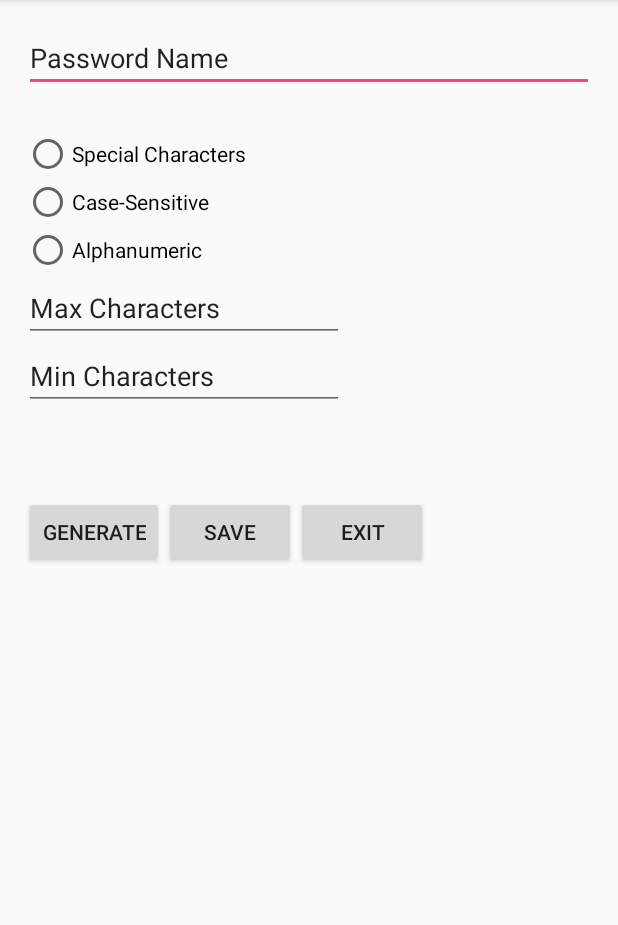
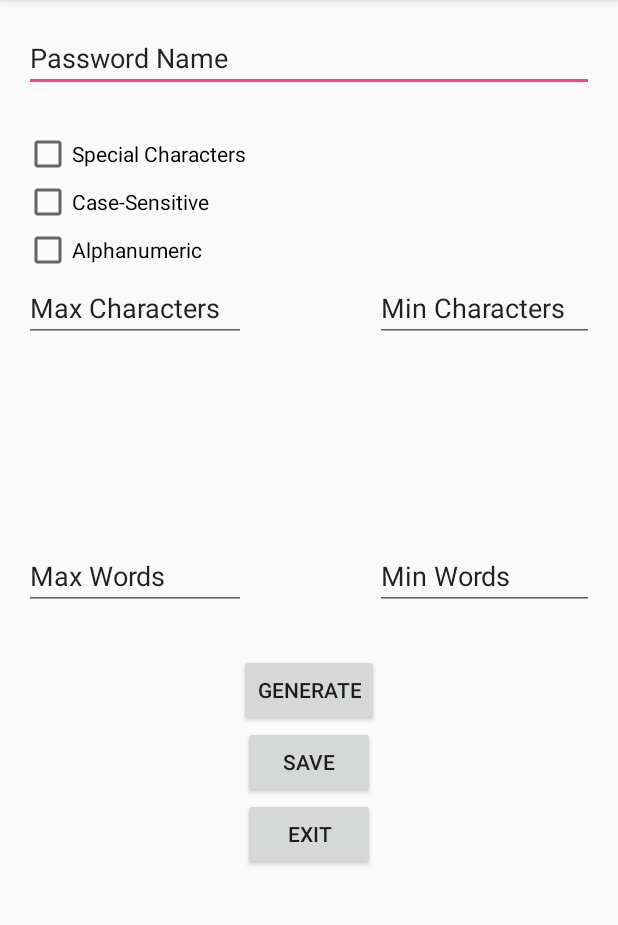
Before and after one commit to pyrophos/CS4398, an Android app: the addPassword screen opened directly, with no data from a screen before it, on a phone screen of 412 x 824 dp, the part 84-1009 px from its top. Run offline under Robolectric (Android 15) with nearby library versions, the phone set to English and light mode, and no system bars.

Commit message:
Added min/max words to UI and changed radio buttons to checkboxes for functionality.

```diff
--- a/PassphraseGenerator/app/src/main/java/com/example/wwjdt/passphrasegenerator/addPassword.java
+++ b/PassphraseGenerator/app/src/main/java/com/example/wwjdt/passphrasegenerator/addPassword.java
@@ -4,24 +4,27 @@ import android.support.v7.app.AppCompatActivity;
 import android.os.Bundle;
 import android.view.View;
 import android.widget.Button;
+import android.widget.CheckBox;
 import android.widget.EditText;
 import android.widget.RadioButton;
 import android.widget.TextView;
 
 public class addPassword extends AppCompatActivity implements View.OnClickListener{
-    private RadioButton caseSensitive, alphanumeric, specialCharacters;
+    private CheckBox caseSensitive, alphanumeric, specialCharacters;
     private Button saveBtn, exitBtn, generateBtn;
-    private EditText passwordName, minChar, maxChar;
+    private EditText passwordName, minChar, maxChar, minWords, maxWords;
     private TextView passwordDisplay;
+
+
 
     @Override
     protected void onCreate(Bundle savedInstanceState) {
         super.onCreate(savedInstanceState);
         setContentView(R.layout.activity_add_password);
-        //Radio Buttons
-        caseSensitive = (RadioButton) findViewById(R.id.caseSensitive);
-        alphanumeric = (RadioButton) findViewById(R.id.alphanumeric);
-        specialCharacters = (RadioButton) findViewById(R.id.specialCharacters);
+        //CheckBoxes
+        caseSensitive = (CheckBox) findViewById(R.id.caseSensitive);
+        alphanumeric = (CheckBox) findViewById(R.id.alphanumeric);
+        specialCharacters = (CheckBox) findViewById(R.id.specialCharacters);
         //Buttons
         saveBtn = (Button) findViewById(R.id.saveBtn);
         exitBtn = (Button) findViewById(R.id.exitBtn);
@@ -30,7 +33,19 @@ public class addPassword extends AppCompatActivity implements View.OnClickListen
         passwordName = (EditText) findViewById(R.id.passwordName);
         minChar = (EditText) findViewById(R.id.minChar);
         maxChar = (EditText) findViewById(R.id.maxChar);
+        minWords = (EditText) findViewById(R.id.minWords);
+        maxWords = (EditText) findViewById(R.id.maxWords);
         //Text Display
         passwordDisplay = (TextView) findViewById(R.id.passwordDisplay);
+
+
+    }
+
+    public void onClick(View v) {
+        switch (v.getId()){
+            case R.id.generateBtn: break;
+            case R.id.saveBtn: break;
+            case R.id.exitBtn: break;
+        }
     }
 }
--- a/PassphraseGenerator/app/src/main/res/layout/activity_add_password.xml
+++ b/PassphraseGenerator/app/src/main/res/layout/activity_add_password.xml
@@ -9,7 +9,7 @@
     android:paddingTop="@dimen/activity_vertical_margin"
     tools:context="com.example.wwjdt.passphrasegenerator.addPassword">
 
-    <RadioButton
+    <CheckBox
         android:layout_width="wrap_content"
         android:layout_height="wrap_content"
         android:text="Case-Sensitive"
@@ -19,7 +19,7 @@
         android:layout_alignParentLeft="true"
         android:layout_alignParentStart="true" />
 
-    <RadioButton
+    <CheckBox
         android:layout_width="wrap_content"
         android:layout_height="wrap_content"
         android:text="Alphanumeric"
@@ -28,7 +28,7 @@
         android:layout_alignParentLeft="true"
         android:layout_alignParentStart="true" />
 
-    <RadioButton
+    <CheckBox
         android:layout_width="wrap_content"
         android:layout_height="wrap_content"
         android:text="Special Characters"
@@ -60,7 +60,9 @@
         android:layout_below="@+id/alphanumeric"
         android:layout_alignLeft="@+id/alphanumeric"
         android:layout_alignStart="@+id/alphanumeric"
-        android:text="Max Characters" />
+        android:text="Max Characters"
+        android:layout_alignRight="@+id/specialCharacters"
+        android:layout_alignEnd="@+id/specialCharacters" />
 
     <EditText
         android:layout_width="wrap_content"
@@ -69,9 +71,35 @@
         android:ems="10"
         android:id="@+id/minChar"
         android:text="Min Characters"
-        android:layout_below="@+id/maxChar"
+        android:layout_alignTop="@+id/maxChar"
+        android:layout_alignParentRight="true"
+        android:layout_alignParentEnd="true"
+        android:layout_toRightOf="@+id/saveBtn"
+        android:layout_toEndOf="@+id/saveBtn" />
+
+    <EditText
+        android:layout_width="wrap_content"
+        android:layout_height="wrap_content"
+        android:inputType="numberDecimal"
+        android:ems="10"
+        android:id="@+id/maxWords"
+        android:layout_centerVertical="true"
         android:layout_alignParentLeft="true"
-        android:layout_alignParentStart="true" />
+        android:layout_alignParentStart="true"
+        android:text="Max Words"
+        android:layout_alignRight="@+id/maxChar"
+        android:layout_alignEnd="@+id/maxChar" />
+
+    <EditText
+        android:layout_width="wrap_content"
+        android:layout_height="wrap_content"
+        android:inputType="numberDecimal"
+        android:ems="10"
+        android:id="@+id/minWords"
+        android:text="Min Words"
+        android:layout_centerVertical="true"
+        android:layout_toRightOf="@+id/saveBtn"
+        android:layout_toEndOf="@+id/saveBtn" />
 
 
     <TextView
@@ -79,10 +107,9 @@
         android:layout_height="wrap_content"
         android:textAppearance="?android:attr/textAppearanceLarge"
         android:id="@+id/passwordDisplay"
-        android:layout_below="@+id/minChar"
+        android:layout_below="@+id/maxWords"
         android:layout_alignParentLeft="true"
         android:layout_alignParentStart="true"
-        android:layout_marginTop="28dp"
         android:layout_alignParentRight="true"
         android:layout_alignParentEnd="true" />
 
@@ -91,26 +118,25 @@
         android:layout_height="wrap_content"
         android:text="Generate"
         android:id="@+id/generateBtn"
-        android:layout_alignTop="@+id/saveBtn"
-        android:layout_alignParentLeft="true"
-        android:layout_alignParentStart="true" />
+        android:layout_below="@+id/passwordDisplay"
+        android:layout_centerHorizontal="true" />
 
     <Button
         android:layout_width="wrap_content"
         android:layout_height="wrap_content"
         android:text="Save"
         android:id="@+id/saveBtn"
-        android:layout_below="@+id/passwordDisplay"
-        android:layout_toRightOf="@+id/generateBtn"
-        android:layout_toEndOf="@+id/generateBtn" />
+        android:layout_below="@+id/generateBtn"
+        android:layout_centerHorizontal="true" />
 
     <Button
         android:layout_width="wrap_content"
         android:layout_height="wrap_content"
         android:text="Exit"
         android:id="@+id/exitBtn"
-        android:layout_alignTop="@+id/saveBtn"
-        android:layout_toRightOf="@+id/saveBtn"
-        android:layout_toEndOf="@+id/saveBtn" />
+        android:layout_below="@+id/saveBtn"
+        android:layout_centerHorizontal="true" />
+
+
 
 </RelativeLayout>
```
